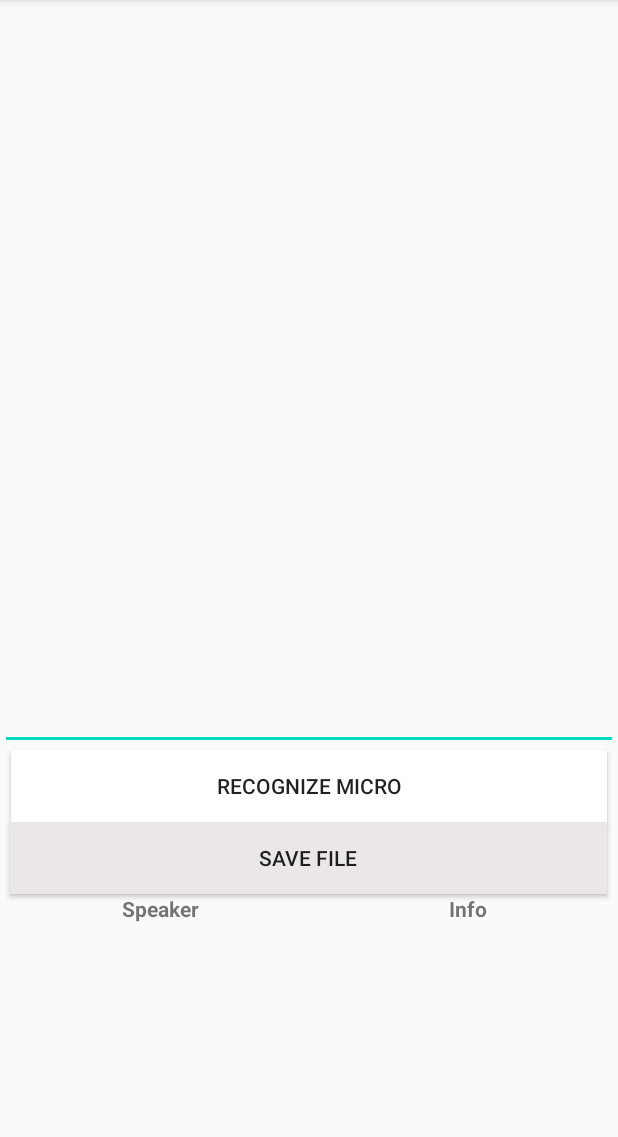
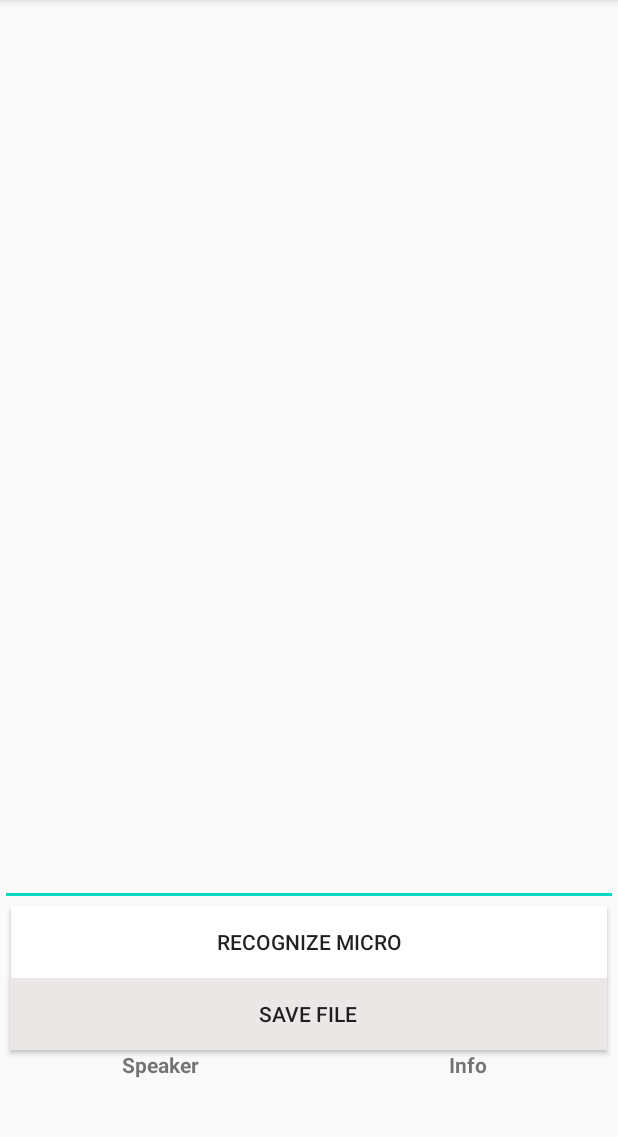
Before and after one commit to SomeAlbert/AutoNote, an Android app: the SRActivity screen opened directly, with no data from a screen before it, on a phone screen of 412 x 824 dp, the part 84-1221 px from its top. Run offline under Robolectric (Android 15) with nearby library versions, the phone set to English and light mode, and no system bars; libraries missing offline, so code that uses them is left out: org.kaldi; 5 statements that could not run were skipped.

Commit message:
fixes 0.0.2 -fixed sra layout

```diff
--- a/app/src/main/res/layout/activity_sr.xml
+++ b/app/src/main/res/layout/activity_sr.xml
@@ -6,13 +6,21 @@
     android:orientation="vertical"
     tools:context=".SRActivity">
 
+    <ScrollView
+        android:layout_width="match_parent"
+        android:layout_height="match_parent">
+
+        <LinearLayout
+            android:layout_width="match_parent"
+            android:layout_height="wrap_content"
+            android:orientation="vertical" >
+
             <EditText
                 android:id="@+id/speechView"
                 android:layout_width="match_parent"
-        android:layout_height="500dp"
+                android:layout_height="604dp"
                 android:text=""
                 android:textAlignment="center" />
-
 
             <Button
                 android:id="@+id/start_listener"
@@ -52,5 +60,8 @@
                     android:textAlignment="center"
                     android:textStyle="bold" />
             </TableRow>
+        </LinearLayout>
+    </ScrollView>
+
 
 </LinearLayout>
```
Lines whose indentation alone changed are shown as unchanged.
